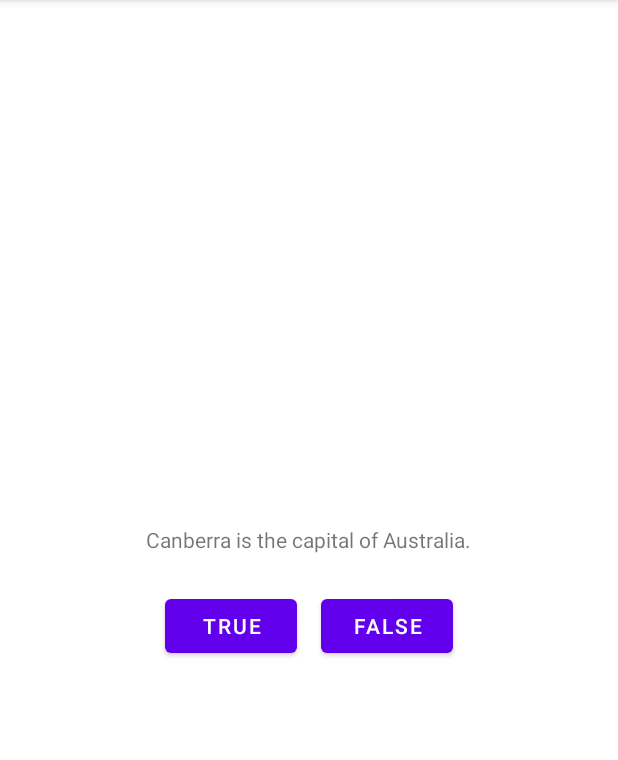
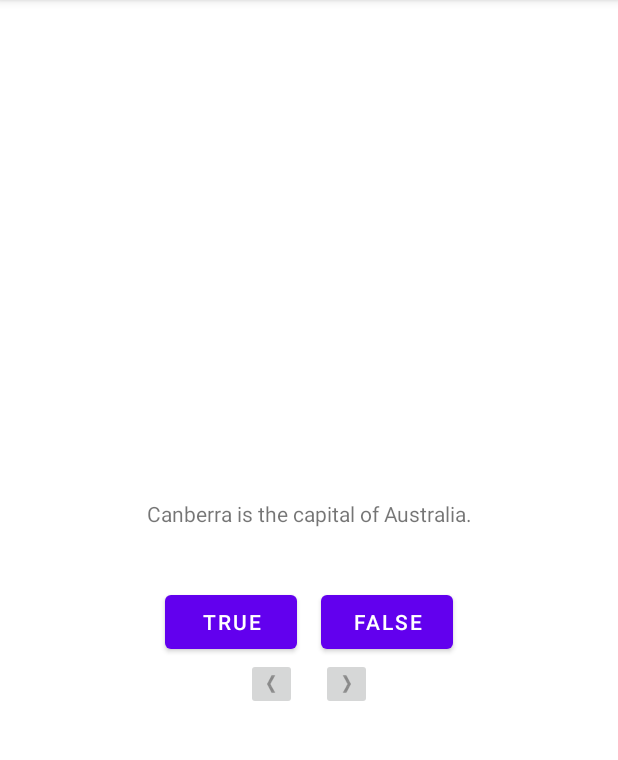
Before and after one commit to p-agapov/BigNerdRanchAndroid, an Android app: the screen it shows after launch (MainActivity), on a phone screen of 412 x 824 dp, the part 84-844 px from its top. Run offline under Robolectric (Android 15) with nearby library versions, the phone set to English and light mode, and no system bars.

Commit message:
Chapter 2

```diff
--- a/geoquiz/src/main/java/com/agapovp/bignerdranch/android/geoquiz/MainActivity.kt
+++ b/geoquiz/src/main/java/com/agapovp/bignerdranch/android/geoquiz/MainActivity.kt
@@ -3,32 +3,86 @@ package com.agapovp.bignerdranch.android.geoquiz
 import android.os.Bundle
 import android.view.Gravity
 import android.widget.Button
+import android.widget.ImageButton
+import android.widget.TextView
 import android.widget.Toast
 import androidx.appcompat.app.AppCompatActivity
 
 class MainActivity : AppCompatActivity() {
 
+    private val questionBank = listOf(
+        Question(R.string.question_australia_text, true),
+        Question(R.string.question_oceans_text, true),
+        Question(R.string.question_mideast_text, false),
+        Question(R.string.question_africa_text, false),
+        Question(R.string.question_americas_text, true),
+        Question(R.string.question_asia_text, true)
+    )
+
+    private var currentIndex = 0
+
+    private lateinit var textQuestion: TextView
     private lateinit var buttonTrue: Button
     private lateinit var buttonFalse: Button
-
+    private lateinit var buttonPrevious: ImageButton
+    private lateinit var buttonNext: ImageButton
 
     override fun onCreate(savedInstanceState: Bundle?) {
         super.onCreate(savedInstanceState)
         setContentView(R.layout.activity_main)
 
+        textQuestion = findViewById<TextView>(R.id.text_question).apply {
+            setOnClickListener {
+                setNextQuestion()
+            }
+        }
         buttonTrue = findViewById<Button?>(R.id.button_true).apply {
             setOnClickListener {
-                Toast.makeText(context, R.string.toast_true_text, Toast.LENGTH_LONG).apply {
-                    setGravity(Gravity.TOP, 0, 250)
-                }.show()
+                checkAnswer(true)
             }
         }
         buttonFalse = findViewById<Button?>(R.id.button_false).apply {
             setOnClickListener {
-                Toast.makeText(context, R.string.toast_false_text, Toast.LENGTH_SHORT).apply {
-                    setGravity(Gravity.TOP, 0, 250)
-                }.show()
+                checkAnswer(false)
             }
         }
+        buttonPrevious = findViewById<ImageButton?>(R.id.button_previous).apply {
+            setOnClickListener {
+                setPreviousQuestion()
+            }
+        }
+        buttonNext = findViewById<ImageButton?>(R.id.button_next).apply {
+            setOnClickListener {
+                setNextQuestion()
+            }
+        }
+
+        updateTextQuestionText()
+    }
+
+    private fun updateTextQuestionText() {
+        textQuestion.setText(questionBank[currentIndex].textResId)
+    }
+
+    private fun setPreviousQuestion() {
+        currentIndex = (currentIndex - 1) % questionBank.size
+        if (currentIndex < 0) currentIndex = questionBank.size - 1
+        updateTextQuestionText()
+    }
+
+    private fun setNextQuestion() {
+        currentIndex = (currentIndex + 1) % questionBank.size
+        updateTextQuestionText()
+    }
+
+    private fun checkAnswer(answer: Boolean) {
+        val messageText = if (answer == questionBank[currentIndex].answer) {
+            R.string.toast_true_text
+        } else {
+            R.string.toast_false_text
+        }
+        Toast.makeText(this, messageText, Toast.LENGTH_SHORT).apply {
+            setGravity(Gravity.TOP, 0, 250)
+        }.show()
     }
 }
--- /dev/null
+++ b/geoquiz/src/main/java/com/agapovp/bignerdranch/android/geoquiz/Question.kt
@@ -0,0 +1,9 @@
+package com.agapovp.bignerdranch.android.geoquiz
+
+import androidx.annotation.StringRes
+
+data class Question(
+    @StringRes
+    val textResId: Int,
+    val answer: Boolean
+)
--- a/geoquiz/src/main/res/layout/activity_main.xml
+++ b/geoquiz/src/main/res/layout/activity_main.xml
@@ -8,10 +8,12 @@
     tools:context=".MainActivity">
 
     <TextView
+        android:id="@+id/text_question"
         android:layout_width="wrap_content"
-        android:layout_height="wrap_content"
-        android:padding="24dp"
-        android:text="@string/text_question_text" />
+        android:layout_height="@dimen/text_question_height"
+        android:gravity="center"
+        android:padding="@dimen/text_padding"
+        tools:text="@string/text_question_text" />
 
     <LinearLayout
         android:layout_width="wrap_content"
@@ -23,7 +25,7 @@
             style="?android:attr/button"
             android:layout_width="wrap_content"
             android:layout_height="wrap_content"
-            android:layout_marginHorizontal="8dp"
+            android:layout_marginHorizontal="@dimen/button_margin_horizontal"
             android:text="@string/button_true_text" />
 
         <Button
@@ -31,9 +33,34 @@
             style="?android:attr/button"
             android:layout_width="wrap_content"
             android:layout_height="wrap_content"
-            android:layout_marginHorizontal="8dp"
+            android:layout_marginHorizontal="@dimen/button_margin_horizontal"
             android:text="@string/button_false_text" />
 
     </LinearLayout>
 
+    <LinearLayout
+        android:layout_width="wrap_content"
+        android:layout_height="wrap_content"
+        android:orientation="horizontal">
+
+        <ImageButton
+            android:id="@+id/button_previous"
+            style="?android:attr/button"
+            android:layout_width="wrap_content"
+            android:layout_height="wrap_content"
+            android:layout_marginHorizontal="@dimen/button_margin_horizontal"
+            android:contentDescription="@string/button_previous_text"
+            android:src="@drawable/arrow_left" />
+
+        <ImageButton
+            android:id="@+id/button_next"
+            style="?android:attr/button"
+            android:layout_width="wrap_content"
+            android:layout_height="wrap_content"
+            android:layout_marginHorizontal="@dimen/button_margin_horizontal"
+            android:contentDescription="@string/button_next_text"
+            android:src="@drawable/arrow_right" />
+
+    </LinearLayout>
+
 </LinearLayout>
--- /dev/null
+++ b/geoquiz/src/main/res/values/dimens.xml
@@ -0,0 +1,6 @@
+<?xml version="1.0" encoding="utf-8"?>
+<resources>
+    <dimen name="text_question_height">96dp</dimen>
+    <dimen name="text_padding">24dp</dimen>
+    <dimen name="button_margin_horizontal">8dp</dimen>
+</resources>
--- a/geoquiz/src/main/res/values/strings.xml
+++ b/geoquiz/src/main/res/values/strings.xml
@@ -2,8 +2,19 @@
     <string name="app_name">GeoQuiz</string>
 
     <string name="text_question_text">Canberra is the capital of Australia.</string>
-    <string name="button_true_text">TRUE</string>
-    <string name="button_false_text">FALSE</string>
+
+    <string name="button_true_text">True</string>
+    <string name="button_false_text">False</string>
+    <string name="button_previous_text">Previous</string>
+    <string name="button_next_text">Next</string>
+
     <string name="toast_true_text">Correct!</string>
     <string name="toast_false_text">Incorrect!</string>
+
+    <string name="question_australia_text">Canberra is the capital of Australia.</string>
+    <string name="question_oceans_text">The Pacific Ocean is larger than the Atlantic Ocean.</string>
+    <string name="question_mideast_text">The Suez Canal connects the Red Sea and the Indian Ocean.</string>
+    <string name="question_africa_text">The source of the Nile River is in Egypt.</string>
+    <string name="question_americas_text">The Amazon River is the longest river in the Americas.</string>
+    <string name="question_asia_text">Lake Baikal is the world\'s oldest and deepest freshwater lake.</string>
 </resources>
```
Also changed, not shown: geoquiz/src/main/res/drawable-hdpi/arrow_left.png (added), geoquiz/src/main/res/drawable-hdpi/arrow_right.png (added), geoquiz/src/main/res/drawable-mdpi/arrow_left.png (added), geoquiz/src/main/res/drawable-mdpi/arrow_right.png (added), geoquiz/src/main/res/drawable-xhdpi/arrow_left.png (added), geoquiz/src/main/res/drawable-xhdpi/arrow_right.png (added), geoquiz/src/main/res/drawable-xxhdpi/arrow_left.png (added), geoquiz/src/main/res/drawable-xxhdpi/arrow_right.png (added), geoquiz/src/main/res/drawable-xxxhdpi/arrow_left.png (added), geoquiz/src/main/res/drawable-xxxhdpi/arrow_right.png (added).
